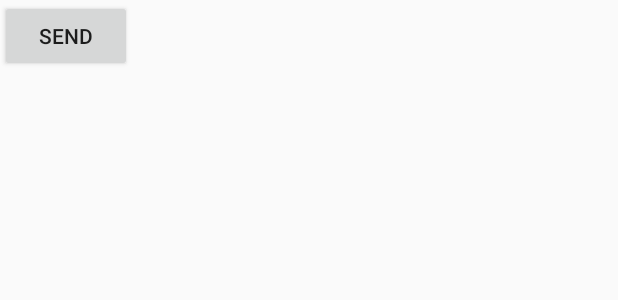
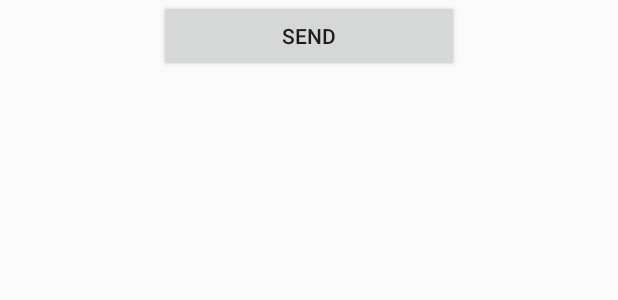
Before and after one commit to KomoriWu/wifi_socket, an Android app: the layout activity_main.xml on its own in the app's theme, with its tools: preview values and no code run, on a phone screen of 412 x 824 dp. Shown: the top 300 px of the screen. Run offline under Robolectric (Android 15) with nearby library versions, the phone set to English and light mode, and no system bars.

Commit message:
07-17 加入service

```diff
--- a/app/build.gradle
+++ b/app/build.gradle
@@ -26,5 +26,6 @@ dependencies {
     })
     compile 'com.android.support:appcompat-v7:25.3.1'
     testCompile 'junit:junit:4.12'
+    compile 'org.greenrobot:eventbus:3.0.0'
     compile 'com.android.support.constraint:constraint-layout:1.0.2'
 }
--- a/app/src/main/java/com/example/wifi_socketclient/ReceiveService.java
+++ b/app/src/main/java/com/example/wifi_socketclient/ReceiveService.java
@@ -11,6 +11,8 @@ import android.os.IBinder;
 import android.os.Message;
 import android.util.Log;
 import android.widget.Toast;
+
+import org.greenrobot.eventbus.EventBus;
 
 import java.io.IOException;
 import java.net.DatagramPacket;
@@ -26,6 +28,7 @@ public class ReceiveService extends Service {
         @Override
         public void handleMessage(Message msg) {
             super.handleMessage(msg);
+            EventBus.getDefault().post(new FirstEvent( msg.getData().getString(DATA)));
             Log.d(TAG, "client data : " + msg.getData().getString(DATA));
         }
     };
--- a/app/src/main/res/layout/activity_main.xml
+++ b/app/src/main/res/layout/activity_main.xml
@@ -7,8 +7,15 @@
 
     <Button
         android:id="@+id/btn_send"
-        android:layout_width="wrap_content"
+        android:layout_width="200dp"
         android:layout_height="wrap_content"
+        android:layout_centerHorizontal="true"
         android:text="send" />
 
+    <TextView
+        android:id="@+id/tv"
+        android:layout_width="match_parent"
+        android:layout_height="match_parent"
+        android:layout_below="@+id/btn_send"
+        android:layout_marginTop="20dp" />
 </RelativeLayout>
```
Also changed, not shown: app/src/main/java/com/example/wifi_socketclient/FirstEvent.java (added, +12 -0 lines), app/src/main/java/com/example/wifi_socketclient/MainActivity.java (+21 -2 lines).
